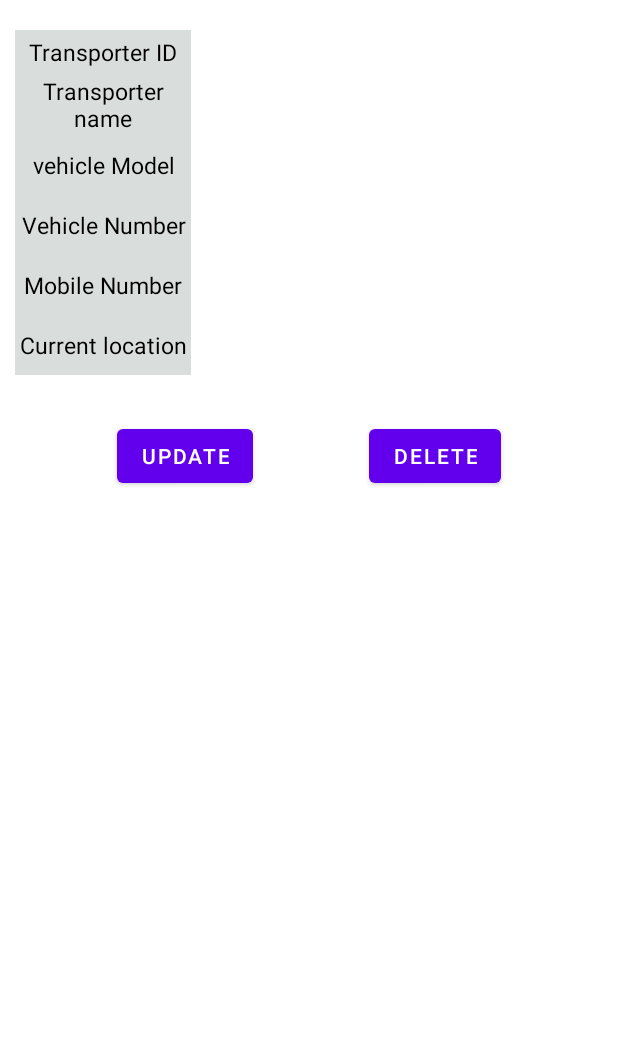
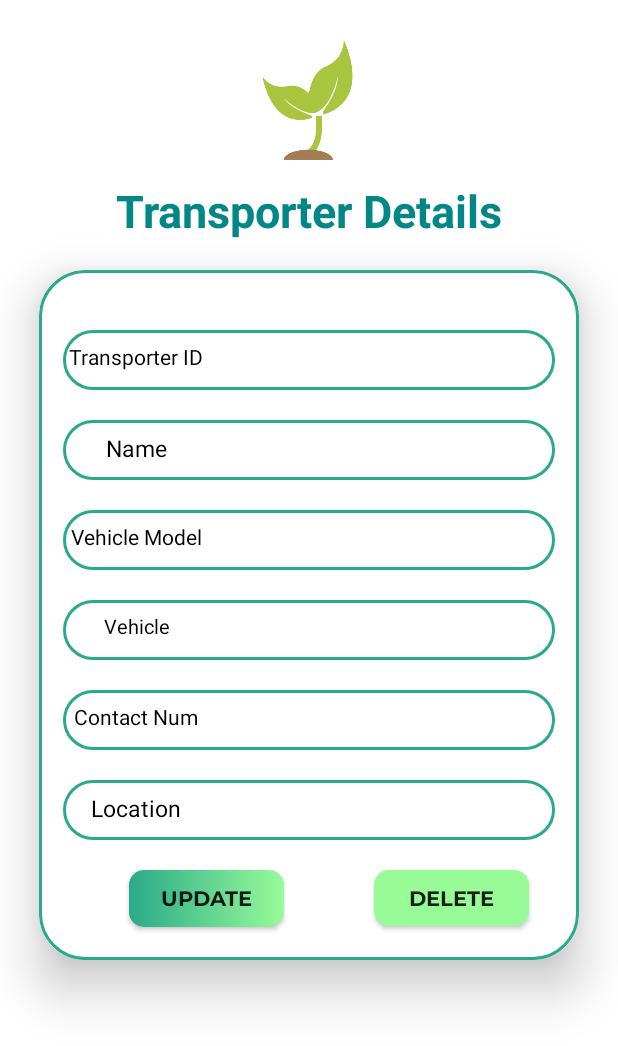
Before and after one commit to nethvish/Mad-Mini-Project-Y2S2, an Android app: the TransporterDetailsActivity screen opened directly, with no data from a screen before it, on a phone screen of 412 x 824 dp. Shown: the top 1046 px of the screen. Run offline under Robolectric (Android 15) with nearby library versions, the phone set to English and light mode, and no system bars; our stand-ins replace Firebase (no records; nobody signed in at launch, a user with empty details on screens opened directly).

Commit message:
updated tramnsporter files

```diff
--- a/app/src/main/java/com/example/agroceylon/activities/TransporterFetchingActivity.kt
+++ b/app/src/main/java/com/example/agroceylon/activities/TransporterFetchingActivity.kt
@@ -78,7 +78,7 @@ class TransporterFetchingActivity : AppCompatActivity() {
                             //put extras
                             intent.putExtra("trId", transpList[position].trId)
                             intent.putExtra("trfName", transpList[position].trfName)
-                            intent.putExtra("vehiNumber", transpList[position].vehiNumber)
+                            intent.putExtra("vehiModel", transpList[position].vehiModel)
                             intent.putExtra("vehiId", transpList[position].vehiId)
                             intent.putExtra("trMobile", transpList[position].trMobile)
                             intent.putExtra("trLocation", transpList[position].trLocation)
--- a/app/src/main/java/com/example/agroceylon/adapters/TransporterAdapter.kt
+++ b/app/src/main/java/com/example/agroceylon/adapters/TransporterAdapter.kt
@@ -29,6 +29,11 @@ class TransporterAdapter(private val transpList: ArrayList<TransporterModel>) :
     override fun onBindViewHolder(holder: ViewHolder, position: Int) {
         val currentTransp = transpList[position]
         holder.tvTranspName.text = currentTransp.trfName
+        holder.tvTranspVehiModel.text = currentTransp.vehiModel
+        holder.tvTranspVehiId.text = currentTransp.vehiId
+        holder.tvTranspMobile.text = currentTransp.trMobile
+        holder.tvTranspLocation.text = currentTransp.trLocation
+
     }
 
     override fun getItemCount(): Int {
@@ -38,6 +43,10 @@ class TransporterAdapter(private val transpList: ArrayList<TransporterModel>) :
     class ViewHolder(itemView: View, clickListener: onItemClickListener) : RecyclerView.ViewHolder(itemView) {
 
         val tvTranspName : TextView = itemView.findViewById(R.id.tvTranspName)
+        val tvTranspVehiModel : TextView = itemView.findViewById(R.id.tvTranspVehiModel)
+        val tvTranspVehiId : TextView = itemView.findViewById(R.id.tvTranspVehiId)
+        val tvTranspMobile : TextView = itemView.findViewById(R.id.tvTranspMobile)
+        val tvTranspLocation : TextView = itemView.findViewById(R.id.tvTranspLocation)
 
         init {
             itemView.setOnClickListener {
--- a/app/src/main/java/com/example/agroceylon/models/TransporterModel.kt
+++ b/app/src/main/java/com/example/agroceylon/models/TransporterModel.kt
@@ -3,7 +3,7 @@ package com.example.agroceylon.models
 data class TransporterModel(
     var trId: String? = null,
     var trfName: String? = null,
-    var vehiNumber: String? = null,
+    var vehiModel: String? = null,
     var vehiId: String? = null,
     var trMobile: String? = null,
     var trLocation: String? = null,
--- /dev/null
+++ b/app/src/main/res/drawable/cardview_boarder.xml
@@ -0,0 +1,12 @@
+<?xml version="1.0" encoding="utf-8"?>
+<shape xmlns:android="http://schemas.android.com/apk/res/android"
+    android:shape="rectangle">
+
+    <stroke
+        android:width="2dp"
+        android:color="@color/jungle_green" />
+
+    <corners
+        android:radius="30dp"/>
+
+</shape>
--- a/app/src/main/res/layout/activity_transporter_details.xml
+++ b/app/src/main/res/layout/activity_transporter_details.xml
@@ -4,34 +4,34 @@
     xmlns:tools="http://schemas.android.com/tools"
     android:layout_width="match_parent"
     android:layout_height="match_parent"
-    tools:context=".activities.EmployeeDetailsActivity">
+    >
 
-    <Button
-        android:id="@+id/btnUpdate"
-        android:layout_width="wrap_content"
-        android:layout_height="wrap_content"
-        android:layout_marginTop="30dp"
-        android:text="Update"
-        app:layout_constraintEnd_toStartOf="@+id/btnDelete"
-        app:layout_constraintHorizontal_bias="0.5"
+    <ImageView
+        android:id="@+id/imageView"
+        android:layout_width="410dp"
+        android:layout_height="133dp"
         app:layout_constraintStart_toStartOf="parent"
-        app:layout_constraintTop_toBottomOf="@id/linearLayout" />
+        app:layout_constraintTop_toTopOf="parent"
+        app:srcCompat="@drawable/ac_logo" />
 
-    <Button
-        android:id="@+id/btnDelete"
-        android:layout_width="wrap_content"
-        android:layout_height="wrap_content"
-        android:layout_marginTop="30dp"
-        android:text="Delete"
+    <androidx.cardview.widget.CardView
+        android:id="@+id/cardView2"
+        android:layout_width="360dp"
+        android:layout_height="460dp"
+        android:layout_marginStart="30dp"
+        android:layout_marginTop="180dp"
+        android:layout_marginEnd="30dp"
+        app:cardCornerRadius="30dp"
+        app:cardElevation="20dp"
         app:layout_constraintEnd_toEndOf="parent"
-        app:layout_constraintHorizontal_bias="0.5"
-        app:layout_constraintStart_toEndOf="@+id/btnUpdate"
-        app:layout_constraintTop_toBottomOf="@id/linearLayout" />
+        app:layout_constraintStart_toStartOf="parent"
+        app:layout_constraintTop_toTopOf="parent">
 
         <LinearLayout
             android:id="@+id/linearLayout"
             android:layout_width="match_parent"
-        android:layout_height="wrap_content"
+            android:layout_height="460dp"
+            android:background="@drawable/cardview_boarder"
             android:orientation="vertical"
             app:layout_constraintEnd_toEndOf="parent"
             app:layout_constraintStart_toStartOf="parent"
@@ -41,30 +41,32 @@
             <LinearLayout
                 android:id="@+id/id_lin"
                 android:layout_width="match_parent"
-            android:layout_height="30dp"
-            android:layout_marginLeft="10dp"
-            android:layout_marginTop="20dp"
-            android:layout_marginRight="10dp"
+                android:layout_height="40dp"
+                android:layout_marginLeft="16dp"
+                android:layout_marginTop="40dp"
+                android:layout_marginRight="16dp"
+                android:layout_marginBottom="10dp"
+                android:background="@drawable/cardview_boarder"
                 android:orientation="horizontal"
-            android:weightSum="2"
-
-            >
+                android:weightSum="2">
 
                 <LinearLayout
                     android:layout_width="0dp"
-                android:layout_height="match_parent"
-                android:layout_weight="0.6"
-                android:background="#D9DDDC">
+                    android:layout_height="40dp"
+                    android:layout_weight="0.6">
+
 
                     <TextView
                         android:layout_width="match_parent"
                         android:layout_height="wrap_content"
-                    android:layout_gravity="center"
                         android:gravity="center"
+                        android:paddingLeft="2dp"
+                        android:paddingTop="8dp"
+                        android:paddingRight="2dp"
+                        android:paddingBottom="2dp"
                         android:text="Transporter ID"
                         android:textColor="@color/black"
-                    android:textSize="15sp" />
-
+                        android:textSize="14sp" />
                 </LinearLayout>
 
                 <LinearLayout
@@ -83,37 +85,38 @@
                         android:textSize="15sp"
 
                         />
+                </LinearLayout>
 
             </LinearLayout>
-
-
-        </LinearLayout>
-
 
             <LinearLayout
                 android:id="@+id/contact_lin"
                 android:layout_width="match_parent"
                 android:layout_height="40dp"
-            android:layout_marginLeft="10dp"
-            android:layout_marginRight="10dp"
+                android:layout_marginLeft="16dp"
+                android:layout_marginTop="10dp"
+                android:layout_marginRight="16dp"
+                android:layout_marginBottom="10dp"
+                android:background="@drawable/cardview_boarder"
                 android:orientation="horizontal"
                 android:weightSum="2">
 
                 <LinearLayout
                     android:layout_width="0dp"
-                android:layout_height="match_parent"
-                android:layout_weight="0.6"
-                android:background="#D9DDDC">
+                    android:layout_height="30dp"
+                    android:layout_weight="0.6">
 
                     <TextView
                         android:layout_width="match_parent"
                         android:layout_height="wrap_content"
-                    android:layout_gravity="center"
                         android:gravity="center"
-                    android:text="Transporter name"
+                        android:paddingLeft="2dp"
+                        android:paddingTop="8dp"
+                        android:paddingRight="2dp"
+                        android:paddingBottom="2dp"
+                        android:text="Name"
                         android:textColor="@color/black"
                         android:textSize="15sp" />
-
                 </LinearLayout>
 
                 <LinearLayout
@@ -129,45 +132,39 @@
                         android:gravity="center"
                         android:text=""
                         android:textColor="@color/black"
-                    android:textSize="15sp"
-
-                    />
-
+                        android:textSize="15sp" />
                 </LinearLayout>
-
-
             </LinearLayout>
-
 
             <LinearLayout
 
                 android:layout_width="match_parent"
                 android:layout_height="40dp"
-            android:layout_marginLeft="10dp"
-            android:layout_marginRight="10dp"
+                android:layout_marginLeft="16dp"
+                android:layout_marginTop="10dp"
+                android:layout_marginRight="16dp"
+                android:layout_marginBottom="10dp"
+                android:background="@drawable/cardview_boarder"
                 android:orientation="horizontal"
-            android:weightSum="2"
-
-            >
+                android:weightSum="2">
 
                 <LinearLayout
                     android:layout_width="0dp"
-                android:layout_height="match_parent"
-                android:layout_weight="0.6"
-                android:background="#D9DDDC">
+                    android:layout_height="30dp"
+                    android:layout_weight="0.6">
 
                     <TextView
                         android:layout_width="match_parent"
                         android:layout_height="wrap_content"
-                    android:layout_gravity="center"
+
                         android:gravity="center"
-                    android:text="vehicle Model"
+                        android:paddingLeft="2dp"
+                        android:paddingTop="8dp"
+                        android:paddingRight="2dp"
+                        android:paddingBottom="2dp"
+                        android:text="Vehicle Model"
                         android:textColor="@color/black"
-                    android:textSize="15sp"
-
-
-                    />
-
+                        android:textSize="14sp" />
                 </LinearLayout>
 
                 <LinearLayout
@@ -183,46 +180,39 @@
                         android:gravity="center"
                         android:text=""
                         android:textColor="@color/black"
-                    android:textSize="15sp"
-
-                    />
-
+                        android:textSize="15sp" />
                 </LinearLayout>
-
-
             </LinearLayout>
-
 
             <LinearLayout
 
                 android:layout_width="match_parent"
                 android:layout_height="40dp"
-            android:layout_marginLeft="10dp"
-            android:layout_marginRight="10dp"
+                android:layout_marginLeft="16dp"
+                android:layout_marginTop="10dp"
+                android:layout_marginRight="16dp"
+                android:layout_marginBottom="10dp"
+                android:background="@drawable/cardview_boarder"
                 android:orientation="horizontal"
-            android:weightSum="2"
-
-            >
+                android:weightSum="2">
 
                 <LinearLayout
                     android:layout_width="0dp"
-                android:layout_height="match_parent"
-                android:layout_weight="0.6"
-                android:background="#D9DDDC">
+                    android:layout_height="30dp"
+                    android:layout_weight="0.6">
 
                     <TextView
                         android:layout_width="match_parent"
                         android:layout_height="wrap_content"
-                    android:layout_gravity="center"
 
                         android:gravity="center"
+                        android:paddingLeft="2dp"
+                        android:paddingTop="8dp"
+                        android:paddingRight="2dp"
+                        android:paddingBottom="2dp"
                         android:text="Vehicle Number"
                         android:textColor="@color/black"
-                    android:textSize="15sp"
-
-
-                    />
-
+                        android:textSize="13sp" />
                 </LinearLayout>
 
                 <LinearLayout
@@ -238,46 +228,39 @@
                         android:gravity="center"
                         android:text=""
                         android:textColor="@color/black"
-                    android:textSize="15sp"
-
-                    />
-
+                        android:textSize="15sp" />
                 </LinearLayout>
-
-
             </LinearLayout>
-
 
             <LinearLayout
 
                 android:layout_width="match_parent"
                 android:layout_height="40dp"
-            android:layout_marginLeft="10dp"
-            android:layout_marginRight="10dp"
+                android:layout_marginLeft="16dp"
+                android:layout_marginTop="10dp"
+                android:layout_marginRight="16dp"
+                android:layout_marginBottom="10dp"
+                android:background="@drawable/cardview_boarder"
                 android:orientation="horizontal"
-            android:weightSum="2"
-
-            >
+                android:weightSum="2">
 
                 <LinearLayout
                     android:layout_width="0dp"
-                android:layout_height="match_parent"
-                android:layout_weight="0.6"
-                android:background="#D9DDDC">
+                    android:layout_height="30dp"
+                    android:layout_weight="0.6">
 
                     <TextView
                         android:layout_width="match_parent"
                         android:layout_height="wrap_content"
-                    android:layout_gravity="center"
 
                         android:gravity="center"
-                    android:text="Mobile Number"
+                        android:paddingLeft="2dp"
+                        android:paddingTop="8dp"
+                        android:paddingRight="2dp"
+                        android:paddingBottom="2dp"
+                        android:text="Contact Num"
                         android:textColor="@color/black"
-                    android:textSize="15sp"
-
-
-                    />
-
+                        android:textSize="14sp" />
                 </LinearLayout>
 
                 <LinearLayout
@@ -293,46 +276,39 @@
                         android:gravity="center"
                         android:text=""
                         android:textColor="@color/black"
-                    android:textSize="15sp"
-
-                    />
-
+                        android:textSize="15sp" />
                 </LinearLayout>
-
-
             </LinearLayout>
-
 
             <LinearLayout
 
                 android:layout_width="match_parent"
                 android:layout_height="40dp"
-            android:layout_marginLeft="10dp"
-            android:layout_marginRight="10dp"
+                android:layout_marginLeft="16dp"
+                android:layout_marginTop="10dp"
+                android:layout_marginRight="16dp"
+                android:layout_marginBottom="10dp"
+                android:background="@drawable/cardview_boarder"
                 android:orientation="horizontal"
-            android:weightSum="2"
-
-            >
+                android:weightSum="2">
 
                 <LinearLayout
                     android:layout_width="0dp"
-                android:layout_height="match_parent"
-                android:layout_weight="0.6"
-                android:background="#D9DDDC">
+                    android:layout_height="30dp"
+                    android:layout_weight="0.6">
 
                     <TextView
                         android:layout_width="match_parent"
                         android:layout_height="wrap_content"
-                    android:layout_gravity="center"
 
                         android:gravity="center"
-                    android:text="Current location"
+                        android:paddingLeft="2dp"
+                        android:paddingTop="8dp"
+                        android:paddingRight="2dp"
+                        android:paddingBottom="2dp"
+                        android:text="Location"
                         android:textColor="@color/black"
-                    android:textSize="15sp"
-
-
-                    />
-
+                        android:textSize="15sp" />
                 </LinearLayout>
 
                 <LinearLayout
@@ -348,16 +324,65 @@
                         android:gravity="center"
                         android:text=""
                         android:textColor="@color/black"
-                    android:textSize="15sp"
+                        android:textSize="15sp" />
+                </LinearLayout>
+            </LinearLayout>
 
-                    />
+
+            <LinearLayout
+                android:layout_width="345dp"
+                android:layout_height="wrap_content"
+                android:layout_marginLeft="10dp"
+                android:layout_marginRight="10dp"
+                android:orientation="horizontal">
+
+                <com.example.agroceylon.utils.ACButton
+                    android:id="@+id/btnUpdate"
+                    android:layout_width="103dp"
+                    android:layout_height="38dp"
+                    android:layout_marginLeft="50dp"
+                    android:layout_marginTop="10dp"
+                    android:layout_marginBottom="20dp"
+                    android:background="@drawable/button_background"
+                    android:text="Update"
+                    app:layout_constraintEnd_toStartOf="@+id/btnDelete"
+                    app:layout_constraintHorizontal_bias="0.5"
+                    app:layout_constraintStart_toStartOf="parent"
+                    app:layout_constraintTop_toBottomOf="@id/linearLayout" />
+
+                <com.example.agroceylon.utils.ACButton
+                    android:id="@+id/btnDelete"
+                    android:layout_width="103dp"
+                    android:layout_height="37dp"
+                    android:layout_marginLeft="60dp"
+                    android:layout_marginTop="10dp"
+                    android:layout_marginBottom="20dp"
+                    android:background="@drawable/button_background"
+                    android:backgroundTint="@color/mint_green"
+                    android:text="Delete"
+                    app:layout_constraintEnd_toEndOf="parent"
+                    app:layout_constraintHorizontal_bias="0.5"
+                    app:layout_constraintStart_toEndOf="@+id/btnUpdate"
+                    app:layout_constraintTop_toBottomOf="@id/linearLayout" />
+            </LinearLayout>
 
         </LinearLayout>
 
 
-        </LinearLayout>
+    </androidx.cardview.widget.CardView>
 
-
-    </LinearLayout>
+    <TextView
+        android:id="@+id/sugTopic"
+        android:layout_width="match_parent"
+        android:layout_height="wrap_content"
+        android:layout_gravity="center"
+        android:layout_marginTop="120dp"
+        android:gravity="center"
+        android:text="Transporter Details"
+        android:textColor="@color/teal_700"
+        android:textSize="30sp"
+        android:textStyle="bold"
+        app:layout_constraintStart_toStartOf="parent"
+        app:layout_constraintTop_toTopOf="parent" />
 
 </androidx.constraintlayout.widget.ConstraintLayout>
--- a/app/src/main/res/layout/activity_transporter_fetching.xml
+++ b/app/src/main/res/layout/activity_transporter_fetching.xml
@@ -4,7 +4,7 @@
     xmlns:tools="http://schemas.android.com/tools"
     android:layout_width="match_parent"
     android:layout_height="match_parent"
-    tools:context=".activities.FetchingActivity">
+    tools:context=".activities.TransporterFetchingActivity">
 
     <androidx.appcompat.widget.Toolbar
         android:id="@+id/toolbar1_activity"
--- a/app/src/main/res/layout/transp_list_item.xml
+++ b/app/src/main/res/layout/transp_list_item.xml
@@ -14,22 +14,25 @@
         android:padding="10dp">
 
         <TextView
-            android:id="@+id/tvVehiId"
+            android:id="@+id/tvTranspLocation"
+            android:layout_width="wrap_content"
+            android:layout_height="wrap_content"
+            android:layout_marginStart="128dp"
+            android:layout_marginTop="8dp"
+            android:text="Location"
+            app:layout_constraintStart_toStartOf="@+id/tvTranspMobile"
+            app:layout_constraintTop_toBottomOf="@+id/tvTranspVehiModel" />
+
+        <TextView
+            android:id="@+id/tvTranspVehiId"
             android:layout_width="wrap_content"
             android:layout_height="wrap_content"
             android:layout_marginTop="36dp"
             android:text="Vehicle Number"
-            app:layout_constraintStart_toStartOf="@+id/tvTrMobile"
-            app:layout_constraintTop_toBottomOf="@+id/tvVihicleModel" />
+            app:layout_constraintStart_toStartOf="@+id/tvTranspMobile"
+            app:layout_constraintTop_toBottomOf="@+id/tvTranspVehiModel" />
 
-        <TextView
-            android:id="@+id/tvTrLocation"
-            android:layout_width="wrap_content"
-            android:layout_height="wrap_content"
-            android:layout_marginTop="8dp"
-            android:text="Location"
-            app:layout_constraintTop_toBottomOf="@+id/tvVihicleModel"
-            tools:layout_editor_absoluteX="238dp" />
+
 
         <androidx.cardview.widget.CardView
             android:id="@+id/cvBuyerPostImageHolder"
@@ -61,16 +64,16 @@
 
 
         <TextView
-            android:id="@+id/tvTrMobile"
+            android:id="@+id/tvTranspMobile"
             android:layout_width="wrap_content"
             android:layout_height="wrap_content"
             android:layout_marginTop="8dp"
             android:text="Mobile Number"
-            app:layout_constraintStart_toStartOf="@+id/tvVihicleModel"
-            app:layout_constraintTop_toBottomOf="@+id/tvVihicleModel" />
+            app:layout_constraintStart_toStartOf="@+id/tvTranspVehiModel"
+            app:layout_constraintTop_toBottomOf="@+id/tvTranspVehiModel" />
 
         <TextView
-            android:id="@+id/tvVihicleModel"
+            android:id="@+id/tvTranspVehiModel"
             android:layout_width="130dp"
             android:layout_height="20dp"
             android:layout_marginTop="8dp"
```
Lines whose indentation alone changed are shown as unchanged.
